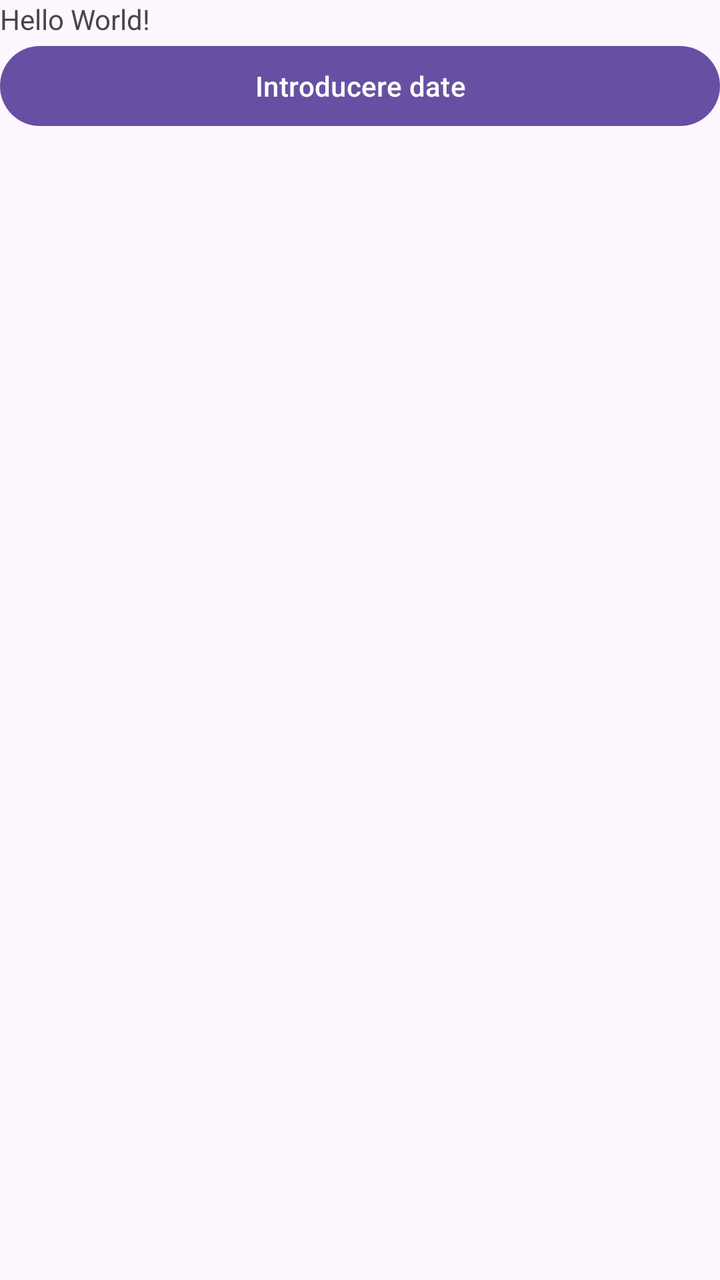
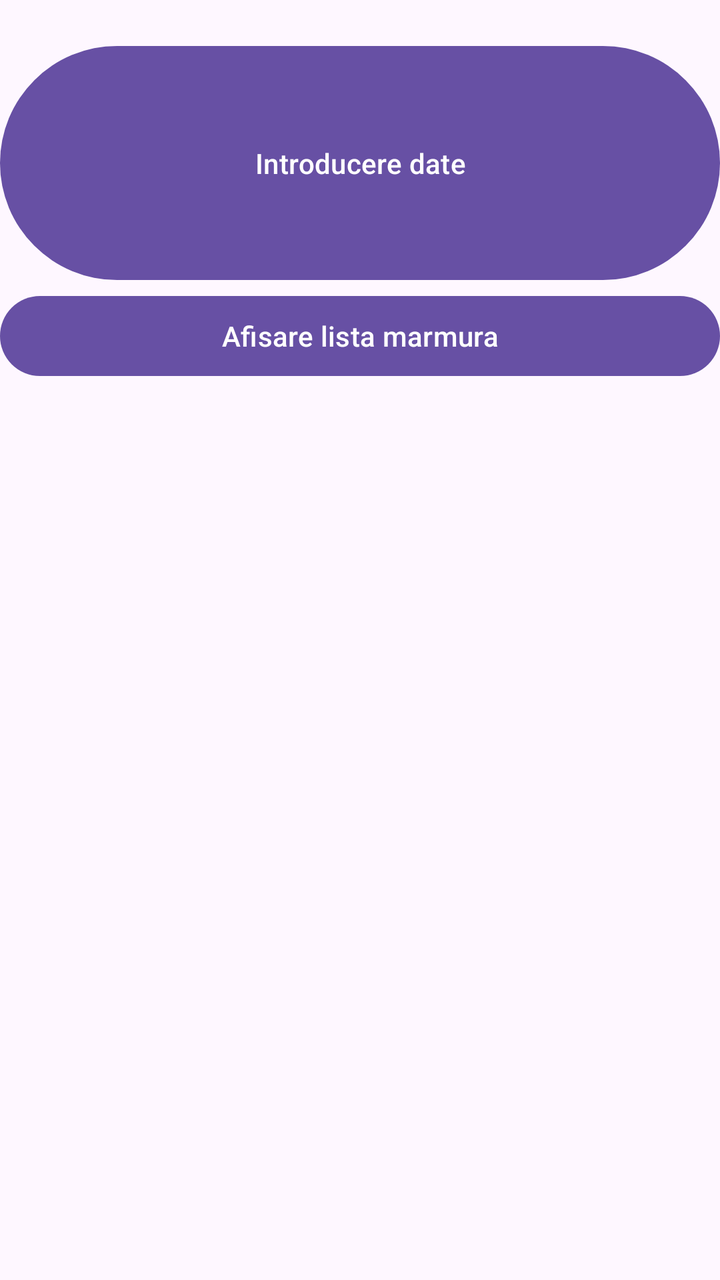

Compare the two renders of this Android layout. The source of the first and the diff that turns it into the second are given below.
<!-- AndroidManifest.xml: application theme Theme.App -->
<!-- res/layout/activity_main.xml -->
<?xml version="1.0" encoding="utf-8"?>
<LinearLayout xmlns:android="http://schemas.android.com/apk/res/android"
    xmlns:app="http://schemas.android.com/apk/res-auto"
    xmlns:tools="http://schemas.android.com/tools"
    android:id="@+id/main"
    android:layout_width="match_parent"
    android:layout_height="match_parent"
    android:orientation="vertical"
    tools:context=".MainActivity">

    <TextView
        android:layout_width="wrap_content"
        android:layout_height="wrap_content"
        android:text="Hello World!" />

    <Button
        android:id="@+id/buttonDeschideActivitate"
        android:layout_width="match_parent"
        android:layout_height="wrap_content"
        android:onClick="deschidereActivitate"
        android:text="@string/introducere_date" />

</LinearLayout>
<!-- resources referenced by this layout -->
<resources>
  <string name="introducere_date">Introducere date</string>
  <style name="Theme.App" parent="Base.Theme.App" />
  <style name="Base.Theme.App" parent="Theme.Material3.DayNight.NoActionBar">
          
          
      </style>
</resources>

<!-- the commit's change to res/layout/activity_main.xml (unified diff, before → after) -->
@@ -11,13 +11,19 @@
     <TextView
         android:layout_width="wrap_content"
         android:layout_height="wrap_content"
-        android:text="Hello World!" />
+        />
 
     <Button
         android:id="@+id/buttonDeschideActivitate"
         android:layout_width="match_parent"
-        android:layout_height="wrap_content"
+        android:layout_height="125dp"
         android:onClick="deschidereActivitate"
         android:text="@string/introducere_date" />
 
+    <Button
+        android:layout_width="match_parent"
+        android:layout_height="wrap_content"
+        android:onClick="deschidereAfisareObiecte"
+        android:text="@string/afisare_lista_marmura"/>
+
 </LinearLayout>
<!-- resource entries referenced after the edit -->
@@ -1,5 +1,6 @@
 <!-- resources referenced by this layout -->
 <resources>
+  <string name="afisare_lista_marmura">Afisare lista marmura</string>
   <string name="introducere_date">Introducere date</string>
   <style name="Theme.App" parent="Base.Theme.App" />
   <style name="Base.Theme.App" parent="Theme.Material3.DayNight.NoActionBar">
